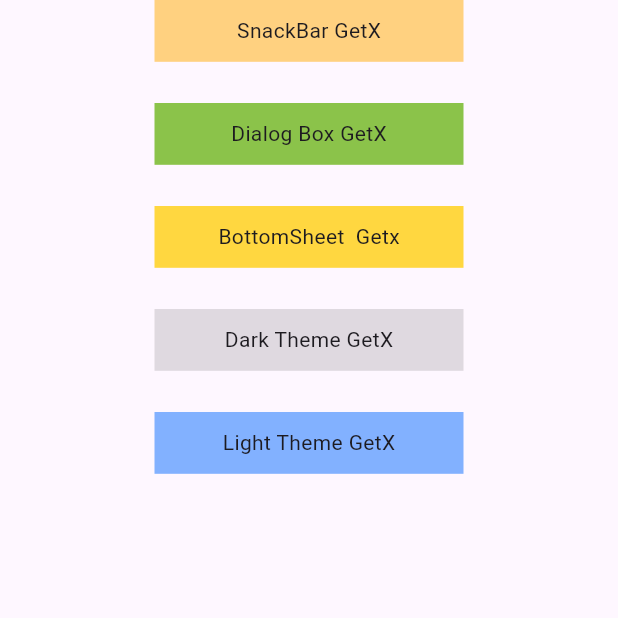
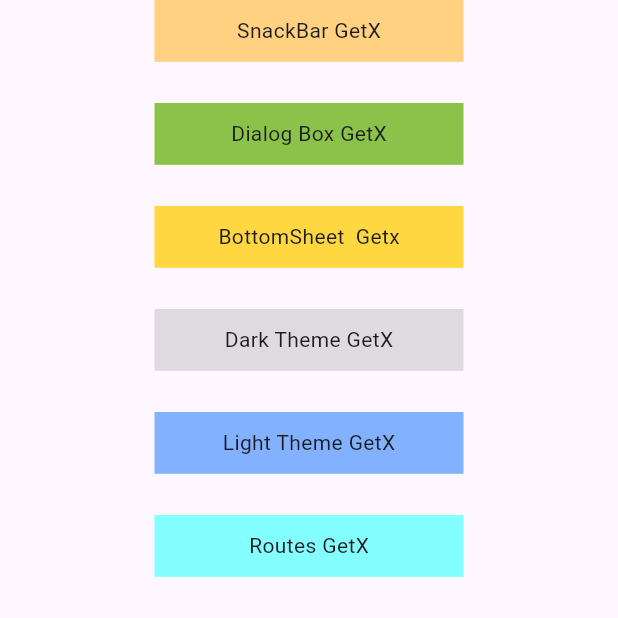
Before and after one commit to HamzaaJavaid/getx-flutter, a Flutter app: the screen it shows after launch, on a phone screen of 412 x 824 dp, the top half of it. Run offline on Flutter 3.47's test engine with Material 3 defaults, Android fonts, the phone set to English and light mode, and no system bars; our stand-ins replace get.

Commit message:
routes and navigation

```diff
--- a/lib/main.dart
+++ b/lib/main.dart
@@ -15,6 +15,9 @@ class MyApp extends StatelessWidget {
    final  height  = MediaQuery.of(context).size.height;
   final width =  MediaQuery.of(context).size.width;
     return GetMaterialApp(
+      getPages: [
+        GetPage(name: "/screen1", page: ()=>GetScreen_1())
+      ],
       home: Scaffold(
        body: SafeArea(
          child:SingleChildScrollView(
@@ -126,6 +129,24 @@ class MyApp extends StatelessWidget {
 
                    ),
                  ),
+                 SizedBox(height: height/30,),
+                 InkWell(
+                   onTap: (){
+                     Get.toNamed("/screen1" , arguments: [
+                       'Hamza Javaid',
+                       "Kara noyan"
+                     ]);
+                   },
+                   child: Container(
+                     height: height/20,
+                     width: width/2,
+                     child: Center(child: Text('Routes GetX')),
+                     decoration: BoxDecoration(
+                       color: Colors.cyanAccent.shade100,
+                     ),
+
+                   ),
+                 ),
                ],
              ),
            ),
@@ -135,3 +156,19 @@ class MyApp extends StatelessWidget {
     );
   }
 }
+
+class GetScreen_1 extends StatelessWidget {
+  const GetScreen_1({super.key});
+
+  @override
+  Widget build(BuildContext context) {
+    return Scaffold(
+      appBar: AppBar(
+        title: Text('Screen 1 '),
+      ),
+      body: Center(
+        child: Text('This is Data : ${Get.arguments[0]}   ,  ${Get.arguments[1]} '),
+      ),
+    );
+  }
+}
```
